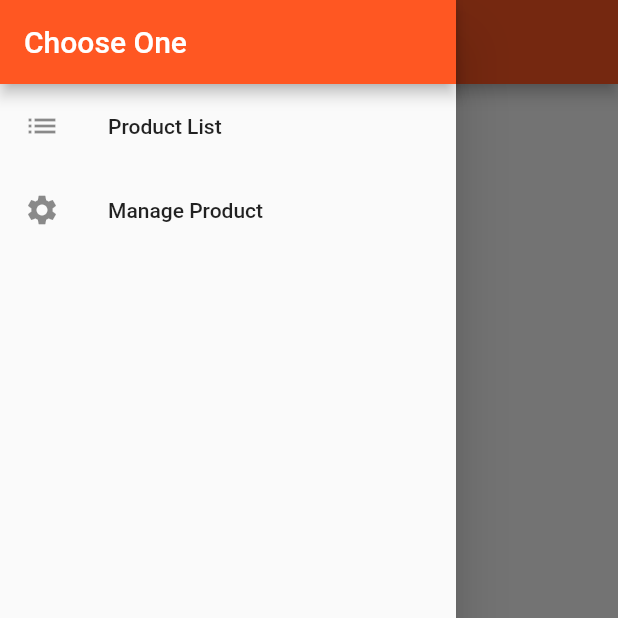
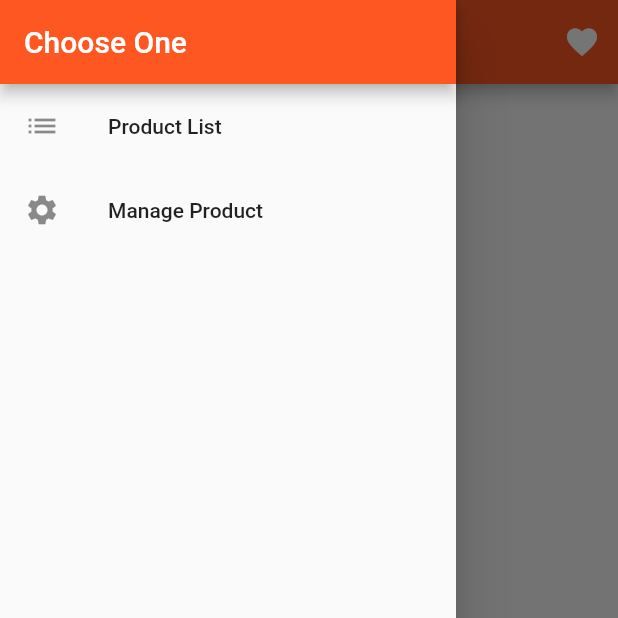
Before and after one commit to paritoshraj11/flutter_learning, a Flutter app: the ProductsPage screen opened by its route, with the side drawer open, on a phone screen of 412 x 824 dp, the top half of it. Run offline on Flutter 3.47's test engine with Material 2 defaults, Android fonts, the phone set to English and light mode, and no system bars.

```diff
--- a/lib/productList/pages/authPage.dart
+++ b/lib/productList/pages/authPage.dart
@@ -3,6 +3,8 @@ import "package:flutter/material.dart";
 class Auth extends StatelessWidget {
   @override
   Widget build(BuildContext context) {
+    final double deviceWidth = MediaQuery.of(context).size.width;
+    final double targetWidth = deviceWidth > 500.0 ? 400 : deviceWidth * 0.95;
     return Scaffold(
       body: Container(
         decoration: BoxDecoration(
@@ -14,6 +16,8 @@ class Auth extends StatelessWidget {
         child: Center(
           child: SingleChildScrollView(
               padding: EdgeInsets.only(left: 15, right: 15),
+              child: Container(
+                width: targetWidth,
                 child: Column(
                   children: <Widget>[
                     TextField(
@@ -42,7 +46,7 @@ class Auth extends StatelessWidget {
                     )
                   ],
                 ),
-          ),
+              )),
         ),
       ),
     );
--- a/lib/productList/pages/productPage.dart
+++ b/lib/productList/pages/productPage.dart
@@ -10,7 +10,15 @@ class ProductsPage extends StatelessWidget {
   Widget build(BuildContext context) {
     return Scaffold(
       drawer: CustomAppBar(),
-      appBar: AppBar(title: Text("Tastey Food")),
+      appBar: AppBar(
+        title: Text("Tastey Food"),
+        actions: <Widget>[
+          IconButton(
+            icon: Icon(Icons.favorite),
+            onPressed: () {},
+          )
+        ],
+      ),
       body: ProductManager(products),
     );
   }
```
Also changed, not shown: lib/productList/products.dart (+8 -3 lines). Lines whose indentation alone changed are shown as unchanged.
